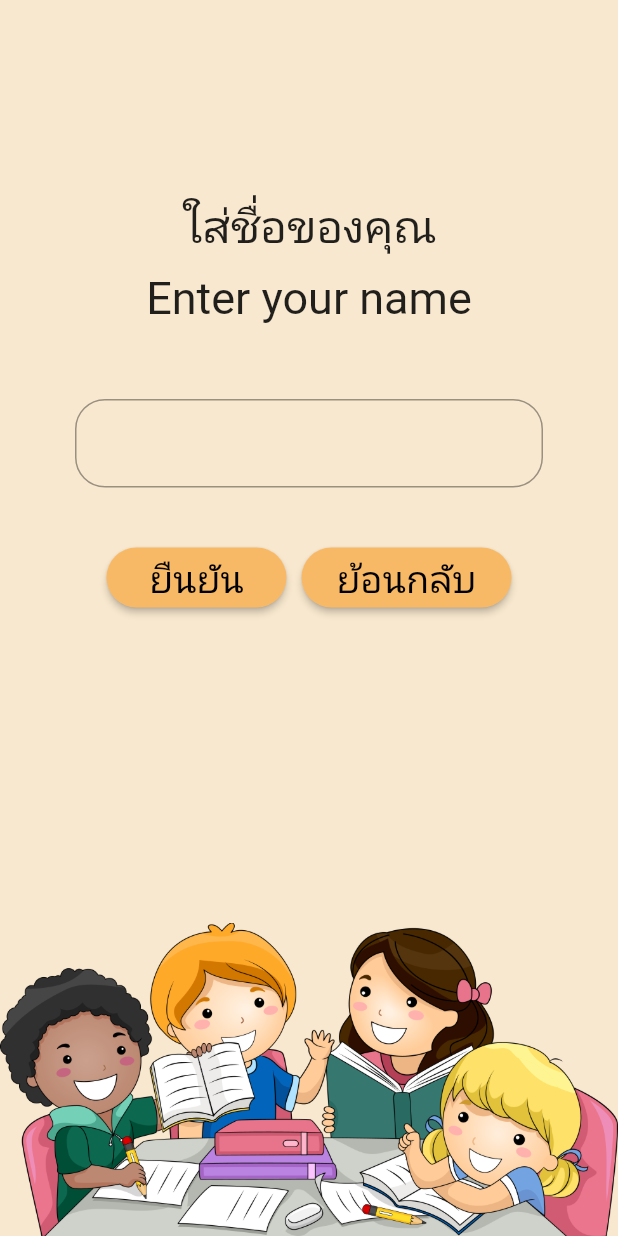
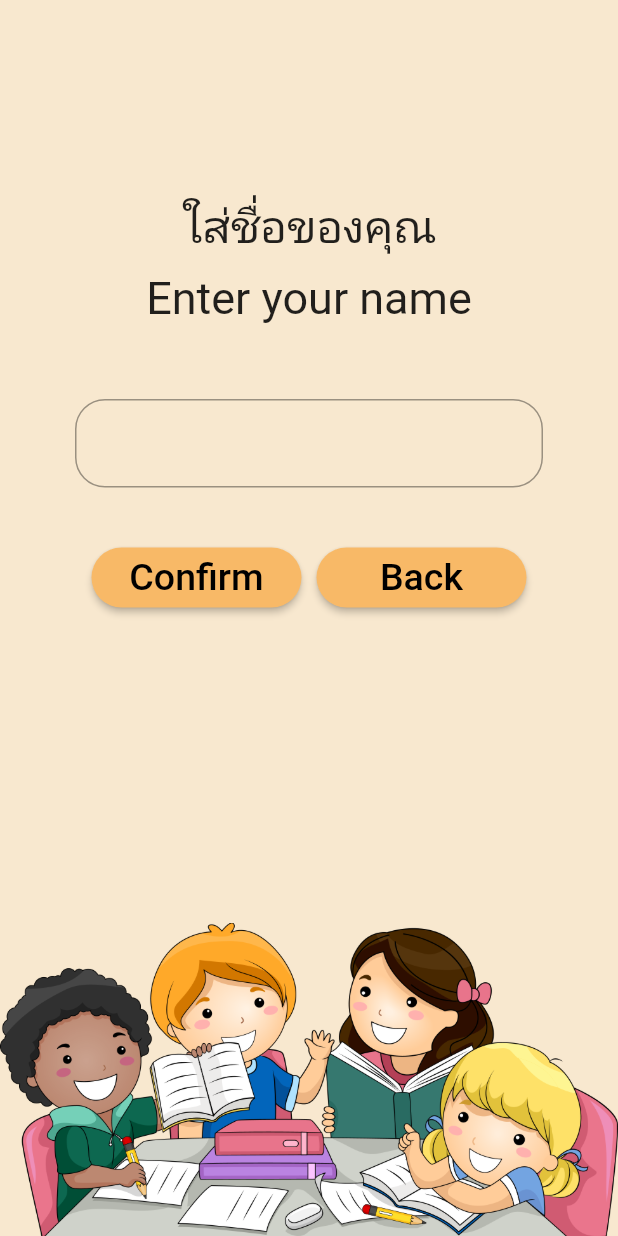
Before and after one commit to chettalek/word, a Flutter app: the namePage screen opened directly with empty values, on a phone screen of 412 x 824 dp. Run offline on Flutter 3.47's test engine with Material 2 defaults, Android fonts, the phone set to English and light mode, and no system bars; our stand-ins replace firebase_core, flutter_tts, google_sign_in, shared_preferences, speech_to_text; accounts and stored records are empty; network calls fail.

Commit message:
แก้หน้าตา
แก้หน้าตา

```diff
--- a/lib/about.dart
+++ b/lib/about.dart
@@ -33,7 +33,7 @@ class _aboutPageState extends State<aboutPage> {
                     ),
                   ),
                   child: const Text(
-                    'ย้อนกลับ',
+                    'Back',
                     style: TextStyle(fontSize: 25),
                   ),
                 ),
--- a/lib/category.dart
+++ b/lib/category.dart
@@ -110,7 +110,7 @@ class _categoryPageState extends State<categoryPage> {
                     ),
                   ),
                   child: const Text(
-                    'ย้อนกลับ',
+                    'Back',
                     style: TextStyle(fontSize: 25),
                   ),
                 ),
--- a/lib/name.dart
+++ b/lib/name.dart
@@ -90,7 +90,7 @@ class _namePageState extends State<namePage> {
                     children: [
                       SizedBox(
                         height: 40,
-                        width: 120,
+                        width: 140,
                         child: ElevatedButton(
                           onPressed: () {
                             if (yourname.text.length > 8) {
@@ -109,7 +109,7 @@ class _namePageState extends State<namePage> {
                             ),
                           ),
                           child: const Text(
-                            'ยืนยัน',
+                            'Confirm',
                             style: TextStyle(fontSize: 25),
                           ),
                         ),
@@ -131,7 +131,7 @@ class _namePageState extends State<namePage> {
                             ),
                           ),
                           child: const Text(
-                            'ย้อนกลับ',
+                            'Back',
                             style: TextStyle(fontSize: 25),
                           ),
                         ),
--- a/lib/scoreclass.dart
+++ b/lib/scoreclass.dart
@@ -92,7 +92,7 @@ class _scoreclassState extends State<scoreclassPage> {
                     ),
                   ),
                   child: const Text(
-                    'ย้อนกลับ',
+                    'Back',
                     style: TextStyle(fontSize: 25),
                   ),
                 ),
--- a/lib/scoreview.dart
+++ b/lib/scoreview.dart
@@ -76,7 +76,7 @@ class _scorePageState extends State<scorePage> {
                     ),
                   ),
                   child: const Text(
-                    'ย้อนกลับ',
+                    'Back',
                     style: TextStyle(fontSize: 25),
                   ),
                 ),
```
Lines whose indentation alone changed are shown as unchanged.
